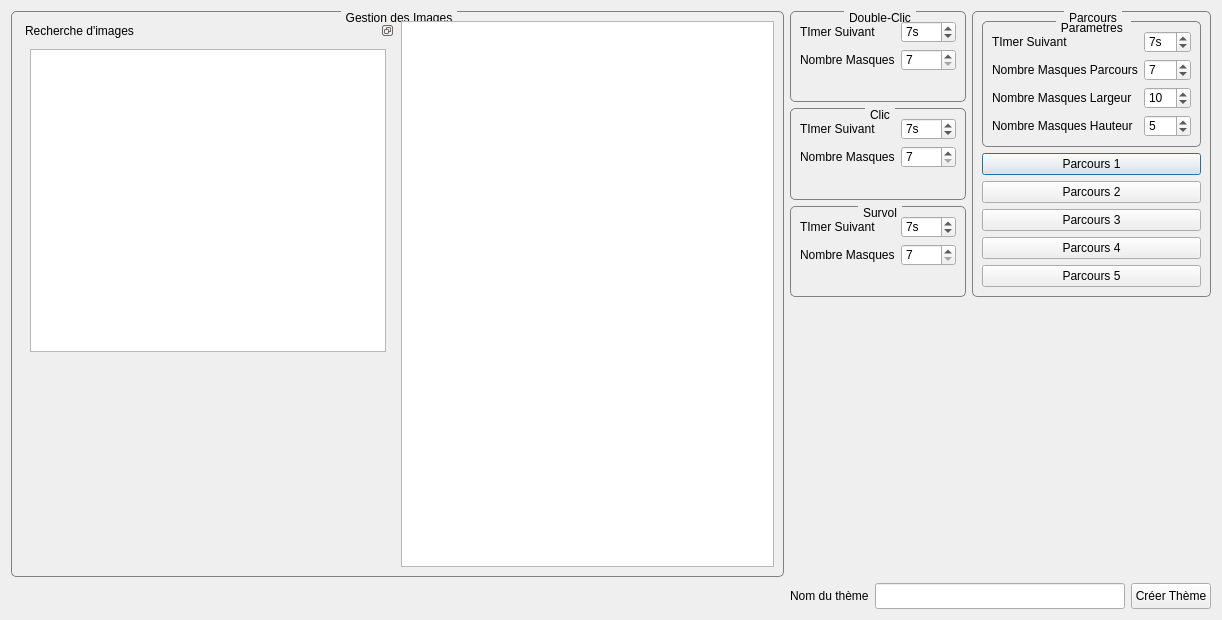
Before: the Qt Designer form editeur.ui in Txikilinux/leterrier-mulot, drawn with Qt 5.
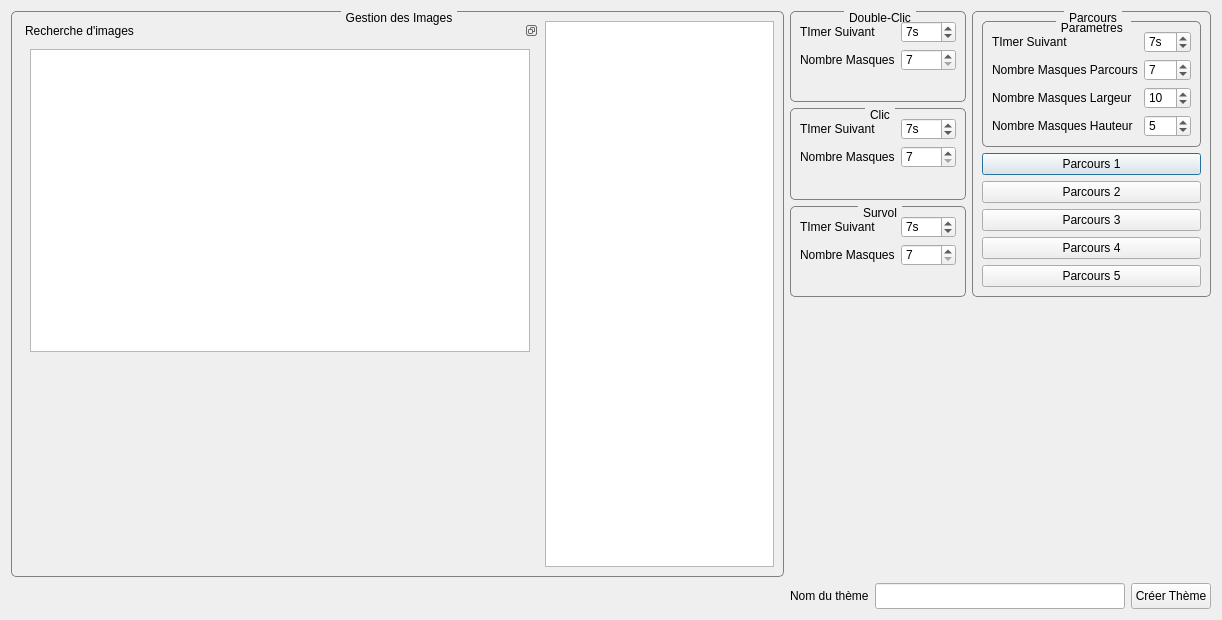
After: the same form once the commit is applied. Custom widgets are drawn as their Qt base class.

Commit message: Controle des doublons & copie de ttes les images ds le meme repertoire temp

```diff
--- a/editeur.ui
+++ b/editeur.ui
@@ -61,6 +61,12 @@
          <layout class="QGridLayout" name="gridLayout">
           <item row="0" column="0">
            <widget class="QTreeView" name="treeViewArborescence">
+            <property name="minimumSize">
+             <size>
+              <width>0</width>
+              <height>200</height>
+             </size>
+            </property>
             <property name="contextMenuPolicy">
              <enum>Qt::CustomContextMenu</enum>
             </property>
@@ -82,7 +88,7 @@
            <widget class="AbulEduMediathequeGet" name="abuleduMediathequeGet" native="true">
             <property name="minimumSize">
              <size>
-              <width>0</width>
+              <width>500</width>
               <height>200</height>
              </size>
             </property>
```
The commit also changes 2 other files.
